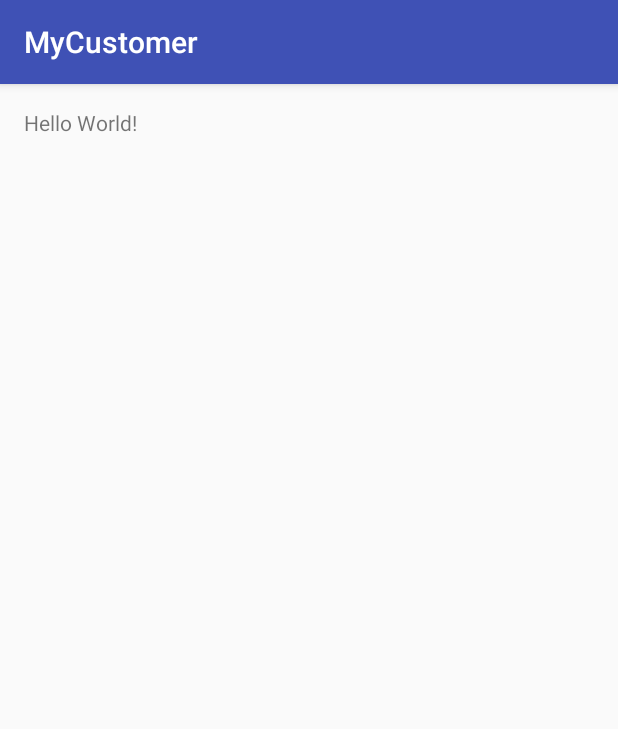
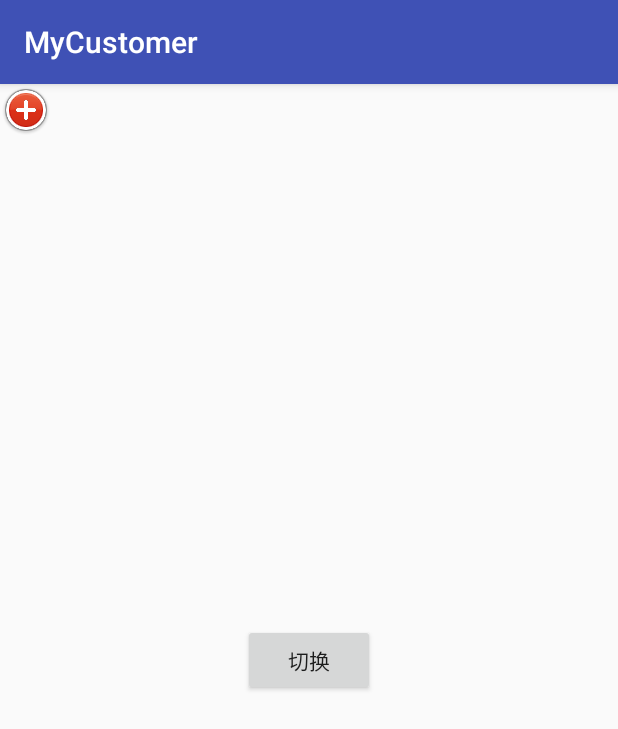
Before and after one commit to zxl430722/MyCustomer, an Android app: the screen it shows after launch (MainActivity), on a phone screen of 412 x 824 dp. Shown: the top 729 px of the screen. Run offline under Robolectric (Android 15) with nearby library versions, the phone set to English and light mode, and no system bars.

Commit message:
新增Satellite

```diff
--- a/app/src/main/java/com/zxl/mycustomer/MainActivity.java
+++ b/app/src/main/java/com/zxl/mycustomer/MainActivity.java
@@ -1,13 +1,53 @@
 package com.zxl.mycustomer;
 
+import android.os.Bundle;
 import android.support.v7.app.AppCompatActivity;
-import android.os.Bundle;
+import android.view.View;
+import android.widget.Button;
+import android.widget.Toast;
+
+import com.zxl.mycustomer.satellite.SatelliteMenu;
+
+import java.util.Random;
 
 public class MainActivity extends AppCompatActivity {
+    private SatelliteMenu satelliteMenu;
+    private Button btn_set_position;
 
     @Override
     protected void onCreate(Bundle savedInstanceState) {
         super.onCreate(savedInstanceState);
         setContentView(R.layout.activity_main);
+        satelliteMenu= (SatelliteMenu) findViewById(R.id.sm_menu);
+        satelliteMenu.setOnMenuItemClickListener(new SatelliteMenu.onMenuItemClickListener() {
+            @Override
+            public void onItemClick(View view, int position) {
+                Toast.makeText(MainActivity.this, view.getTag().toString(), Toast.LENGTH_SHORT).show();
+            }
+        });
+        btn_set_position= (Button) findViewById(R.id.btn_set_position);
+        btn_set_position.setOnClickListener(new View.OnClickListener() {
+            @Override
+            public void onClick(View view) {
+                Random rand=new Random();
+                int position=rand.nextInt(3);
+                switch (position) {
+                    case 0:
+                        satelliteMenu.setPosition(SatelliteMenu.Position.POS_LEFT_TOP);
+                        break;
+
+                    case 1:
+                        satelliteMenu.setPosition(SatelliteMenu.Position.POS_LEFT_BOTTOM);
+                        break;
+                    case 2:
+                        satelliteMenu.setPosition(SatelliteMenu.Position.POS_RIGHT_TOP);
+                        break;
+                    case 3:
+                        satelliteMenu.setPosition(SatelliteMenu.Position.POS_RIGHT_BOTTOM);
+                        break;
+                }
+
+            }
+        });
     }
 }
--- /dev/null
+++ b/app/src/main/java/com/zxl/mycustomer/satellite/SatelliteMenu.java
@@ -0,0 +1,399 @@
+package com.zxl.mycustomer.satellite;
+
+import android.content.Context;
+import android.content.res.TypedArray;
+import android.util.AttributeSet;
+import android.util.TypedValue;
+import android.view.View;
+import android.view.ViewGroup;
+import android.view.animation.AlphaAnimation;
+import android.view.animation.Animation;
+import android.view.animation.AnimationSet;
+import android.view.animation.RotateAnimation;
+import android.view.animation.ScaleAnimation;
+import android.view.animation.TranslateAnimation;
+
+import com.zxl.mycustomer.R;
+
+/**
+ * author: ZXL
+ * created on: 2017/8/11 14:50
+ * description:卫星菜单
+ */
+
+public class SatelliteMenu extends ViewGroup implements View.OnClickListener {
+
+    public enum Position {
+        POS_LEFT_TOP, POS_RIGHT_TOP, POS_LEFT_BOTTOM, POS_RIGHT_BOTTOM
+    }
+    private final int LEFT_TOP = 1001;
+    private final int RIGHT_TOP = 1002;
+    private final int LEFT_BOTTOM = 1003;
+    private final int RIGHT_BOTTOM = 1004;
+    private final int STATUS_OPEN = 0; //菜单的状态 打开
+    private final int STATUS_CLOSE = 1; //菜单的状态 关闭
+    /**
+     * 控件所在位置
+     */
+    private Position mPosition;
+    /**
+     * 控件圆半径
+     */
+    private int mRadius;
+    /**
+     * 菜单打开/关闭状态
+     */
+    private int mStatus;
+    /**
+     * 菜单开关按钮
+     */
+    private View mMenuButton;
+    /**
+     * 按钮点击事件监听
+     */
+    private onMenuItemClickListener mMenuItemClickListener;
+
+    public interface onMenuItemClickListener {
+        /**
+         * @param view
+         * @param position
+         */
+        void onItemClick(View view, int position);
+    }
+
+    public SatelliteMenu(Context context) {
+        this(context,null);
+    }
+
+    public SatelliteMenu(Context context, AttributeSet attrs) {
+        this(context, attrs,0);
+    }
+
+    public SatelliteMenu(Context context, AttributeSet attrs, int defStyleAttr) {
+        super(context, attrs, defStyleAttr);
+
+        TypedArray typedArray = context.obtainStyledAttributes(attrs, R.styleable.SateliteMenu);
+        //位置
+        int position = typedArray.getInt(R.styleable.SateliteMenu_position, LEFT_TOP);
+        //定义半径默认值
+        float defRadius = TypedValue.applyDimension(TypedValue.COMPLEX_UNIT_DIP, 100, context.getResources().getDisplayMetrics());
+
+        switch (position) {
+            case LEFT_TOP:
+                mPosition = Position.POS_LEFT_TOP;
+                break;
+            case RIGHT_TOP:
+                mPosition = Position.POS_RIGHT_TOP;
+                break;
+            case LEFT_BOTTOM:
+                mPosition = Position.POS_LEFT_BOTTOM;
+                break;
+            case RIGHT_BOTTOM:
+                mPosition = Position.POS_RIGHT_BOTTOM;
+                break;
+        }
+        mRadius = (int) typedArray.getDimension(R.styleable.SateliteMenu_radius, defRadius);
+
+        typedArray.recycle(); //回收
+
+        mStatus = STATUS_CLOSE; //默认关闭状态
+    }
+
+    /**
+     * 设置按钮点击事件监听
+     * @param menuItemClickListener
+     */
+    public void setOnMenuItemClickListener(onMenuItemClickListener menuItemClickListener) {
+        this.mMenuItemClickListener = menuItemClickListener;
+    }
+
+    /**
+     * 设置位置，重新布局
+     * @param position
+     */
+    public void setPosition(Position position) {
+        if (mPosition == position) {
+            return;
+        }
+        this.mPosition = position;
+
+        View child;
+        int count = getChildCount();
+        for (int i = 0; i < count; i++) {
+            child = getChildAt(i);
+            child.clearAnimation();
+        }
+        mStatus=STATUS_CLOSE;
+        //invalidate(); //会触发 测量、布局和绘制
+        requestLayout(); //这里只要请求布局
+    }
+
+    @Override
+    protected void onMeasure(int widthMeasureSpec, int heightMeasureSpec) {
+        super.onMeasure(widthMeasureSpec, heightMeasureSpec);
+        //测量子view
+        for (int i = 0, count = getChildCount(); i < count; i++) {
+            //需要传入父view的spec
+            measureChild(getChildAt(i), widthMeasureSpec, heightMeasureSpec);
+        }
+    }
+
+    @Override
+    protected void onLayout(boolean changed, int l, int t, int r, int b) {
+        layoutMenuButton();
+        /*
+        分析：
+            menuButton距离每个item为radius。
+            到item作直线，其夹角，应为90度均分。90/(item-1)=每个夹角的度数。
+            有角度，就能求出正弦值sina。
+            根据正弦公式：sina=a/c，且已知c=radius，求出a边长，即x坐标。
+            有角度，就能求出正弦值cosa。
+            余弦公式：cosa=b/c,且已知radius(斜边)，求出b边长，即y坐标
+         */
+        int count = getChildCount();
+        double angle = 90.0f / (count - 2);//这里-2，是多减去了一个menuButton
+        View child;
+        int w,h;
+        for (int i = 1; i < count; i++) {
+            child = getChildAt(i);
+            child.setVisibility(View.GONE);
+            w = child.getMeasuredWidth();
+            h = child.getMeasuredHeight();
+            double sin = 0, cos = 0;
+            //Math.toRadians：math.pi/180 * angle = 弧度   angel/180*pi<==>angel*pi/180
+            sin = Math.sin(Math.toRadians(angle * (i - 1))); //第i个角度的 sin(0)=0   i-1即从0开始,会有与屏幕直角边平行的 math.sin需要传弧度值
+            cos = Math.cos(Math.toRadians(angle * (i - 1)));// 邻直角边/斜边   cos(0)=1
+            l = (int) (mRadius * sin); //对横边长
+            t = (int) (mRadius * cos); //邻纵边长
+
+            //左上，左下 left值 就是上面的l l递增    符合默认变化规则
+            //左上，右上 top值 就是上面的t  t递减    符合默认变化规则
+
+            //右上、右下 left值一样: 从右向左 递减
+            if (mPosition == Position.POS_RIGHT_TOP || mPosition == Position.POS_RIGHT_BOTTOM) {
+                l = getMeasuredWidth() - w - l;
+            }
+            //左下、右下 top值一样: 从上向下 递增
+            if (mPosition == Position.POS_LEFT_BOTTOM || mPosition == Position.POS_RIGHT_BOTTOM) {
+                t = getMeasuredHeight() - h - t;
+            }
+
+            child.layout(l, t, l + w, t + h);
+
+            final int pos = i;
+            child.setOnClickListener(new OnClickListener() {
+                @Override
+                public void onClick(View v) {
+                    if (mMenuItemClickListener != null) {
+                        mMenuItemClickListener.onItemClick(v, pos);
+                        itemAnim(pos);
+                    }
+                    mStatus = STATUS_CLOSE; //关闭状态
+                }
+            });
+
+        }
+
+    }
+
+    @Override
+    public void onClick(View view) {
+        rotateMenuBotton(mMenuButton, 360, 500);
+        toggleMenu(500);
+
+    }
+
+    private void rotateMenuBotton(View view, int angle, int duration) {
+        RotateAnimation anim = new RotateAnimation(
+                0, angle, Animation.RELATIVE_TO_SELF, 0.5f,Animation.RELATIVE_TO_SELF, 0.5f);
+        anim.setDuration(duration);
+        anim.setFillAfter(true); //view保持在动画结束位置
+        view.startAnimation(anim);
+    }
+
+    private void layoutMenuButton(){
+        mMenuButton = getChildAt(0);
+        int l = 0, t = 0;
+        int w = mMenuButton.getMeasuredWidth();
+        int h = mMenuButton.getMeasuredHeight();
+        switch (mPosition) {
+            case POS_LEFT_TOP:
+                l = t = 0;
+                break;
+            case POS_RIGHT_TOP:
+                l = getMeasuredWidth() - w;
+                t = 0;
+                break;
+            case POS_LEFT_BOTTOM:
+                l = 0;
+                t = getMeasuredHeight() - h;
+                break;
+            case POS_RIGHT_BOTTOM:
+                l = getMeasuredWidth() - w;
+                t = getMeasuredHeight() - h;
+                break;
+        }
+        mMenuButton.layout(l, t, w + l, h + t);
+
+        mMenuButton.setOnClickListener(this);
+    }
+
+    /**
+     * 展开/隐藏子菜单
+     * 子菜单动画 平移
+     */
+    private void toggleMenu(int duration) {
+
+        int count = getChildCount();
+        for (int i = 1; i < count; i++) {
+            final View child = getChildAt(i);
+            /*
+               平移动画 以layout中计算的长度 再乘以1或-1
+               close：
+                   左上   r->l b->t
+                   右上   l->r b->t
+                   左下   r->l t->b
+                   右下   l->r t->b
+               open：
+                   左上
+                   右上
+                   左下
+                   右下
+
+                */
+            int xflag = 1, yflag = 1;
+            //
+            if (mPosition == Position.POS_LEFT_TOP || mPosition == Position.POS_LEFT_BOTTOM) {
+                xflag = -1;
+            }
+            //
+            if (mPosition == Position.POS_LEFT_TOP || mPosition == Position.POS_RIGHT_TOP) {
+                yflag = -1;
+            }
+
+            double angle = 90 / (count - 2);
+            /*
+             一个圆的弧度是2π,角度是360°   π/2即90度的弧度
+             */
+            int oppositeLen = (int) (mRadius * Math.sin(Math.PI / 2 / (count - 2) * (i - 1))); //对边 横向
+            int adjacentLen = (int) (mRadius * Math.cos(Math.PI / 2 / (count - 2) * (i - 1))); //邻边 纵向
+            /*
+             一个圆的弧度是2π,角度是360°  π/180，每角度对应的弧度   然后乘以角度数=其所对应的弧度
+             */
+            //int oppositeLen = (int) (mRadius * Math.sin(angle * Math.PI / 180 * (i-1))); //对边 横向
+            //int adjacentLen = (int) (mRadius * Math.cos(angle * Math.PI / 180 * (i-1))); //邻边 纵向
+
+            int stopx = xflag * oppositeLen;
+            int stopy = yflag * adjacentLen;
+            AnimationSet set = new AnimationSet(true);
+            if (mStatus == STATUS_OPEN) {//如是打开，则要关闭
+                //4个值是起始点和结束点,相对于自身x、y的距离
+                TranslateAnimation tranAnim = new TranslateAnimation(0, stopx, 0, stopy);
+                tranAnim.setStartOffset(mRadius/6);//偏移
+                set.addAnimation(tranAnim);
+                AlphaAnimation alphaAnim = new AlphaAnimation(1.0f, 0);
+                set.addAnimation(alphaAnim);
+                set.setAnimationListener(new Animation.AnimationListener() {
+                    @Override
+                    public void onAnimationStart(Animation animation) {
+                        setItemClickable(child, false);
+                    }
+
+                    @Override
+                    public void onAnimationEnd(Animation animation) {
+
+                    }
+
+                    @Override
+                    public void onAnimationRepeat(Animation animation) {
+
+                    }
+                });
+
+            } else { //要打开
+                TranslateAnimation tranAnim = new TranslateAnimation(stopx, 0, stopy, 0);
+                set.addAnimation(tranAnim);
+                AlphaAnimation alphaAnim = new AlphaAnimation(0.0f, 1.0f);
+                set.addAnimation(alphaAnim);
+                set.setAnimationListener(new Animation.AnimationListener() {
+                    @Override
+                    public void onAnimationStart(Animation animation) {
+                        setItemClickable(child, false);
+                    }
+
+                    @Override
+                    public void onAnimationEnd(Animation animation) {
+                        setItemClickable(child, true);
+                    }
+
+                    @Override
+                    public void onAnimationRepeat(Animation animation) {
+
+                    }
+                });
+            }
+
+            set.setDuration(duration);
+            set.setFillAfter(true);
+            child.startAnimation(set);
+
+        }
+
+        if (mStatus == STATUS_OPEN) {
+            mStatus = STATUS_CLOSE;
+        } else {
+            mStatus = STATUS_OPEN;
+        }
+    }
+
+
+    /**
+     * item点击动画
+     * @param position
+     */
+    private void itemAnim(int position) {
+        View child;
+        int count = getChildCount();
+        for (int i = 1; i < count; i++) {
+            child = getChildAt(i);
+            if (position == i) {
+                scaleBigAnim(child);
+            } else {
+                scaleSmallAnim(child);
+            }
+            setItemClickable(child, false);
+        }
+    }
+
+    private void scaleBigAnim(View view) {
+        ScaleAnimation scaleAnim = new ScaleAnimation(
+                1.0f, 3f, 1.0f, 3f,
+                Animation.RELATIVE_TO_SELF, 0.5f, Animation.RELATIVE_TO_SELF, 0.5f);
+        AlphaAnimation alphaAnim = new AlphaAnimation(1.0f, 0);
+        AnimationSet set = new AnimationSet(true);
+        set.addAnimation(alphaAnim);
+        set.addAnimation(scaleAnim);
+        set.setDuration(800);
+        set.setFillAfter(true);
+        view.startAnimation(set);
+    }
+
+    private void scaleSmallAnim(View view) {
+        ScaleAnimation scaleAnim = new ScaleAnimation(
+                1.0f, 0, 1.0f, 0,
+                Animation.RELATIVE_TO_SELF, 0.5f, Animation.RELATIVE_TO_SELF, 0.5f);
+        AlphaAnimation alphaAnim = new AlphaAnimation(1.0f, 0);
+        AnimationSet set = new AnimationSet(true);
+        set.addAnimation(alphaAnim);
+        set.addAnimation(scaleAnim);
+        set.setFillAfter(true);
+        set.setDuration(500);
+        view.startAnimation(set);
+    }
+
+    private void setItemClickable(View view, boolean flag) {
+        view.setClickable(flag);
+        view.setFocusable(flag);
+    }
+
+}
--- /dev/null
+++ b/app/src/main/res/drawable/composer_button.xml
@@ -0,0 +1,5 @@
+<?xml version="1.0" encoding="UTF-8"?>
+<selector xmlns:android="http://schemas.android.com/apk/res/android">
+    <item android:drawable="@drawable/composer_button_normal" android:state_pressed="false"/>
+    <item android:drawable="@drawable/composer_button_pressed" android:state_pressed="true"/>
+</selector>
--- /dev/null
+++ b/app/src/main/res/drawable/composer_icn_plus.xml
@@ -0,0 +1,5 @@
+<?xml version="1.0" encoding="UTF-8"?>
+<selector xmlns:android="http://schemas.android.com/apk/res/android">
+    <item android:drawable="@drawable/composer_icn_plus_normal" android:state_pressed="false"/>
+    <item android:drawable="@drawable/composer_icn_plus_pressed" android:state_pressed="true"/>
+</selector>
--- a/app/src/main/res/layout/activity_main.xml
+++ b/app/src/main/res/layout/activity_main.xml
@@ -2,17 +2,76 @@
 <RelativeLayout
     xmlns:android="http://schemas.android.com/apk/res/android"
     xmlns:tools="http://schemas.android.com/tools"
+    xmlns:smenu="http://schemas.android.com/apk/res-auto"
     android:id="@+id/activity_main"
     android:layout_width="match_parent"
     android:layout_height="match_parent"
-    android:paddingBottom="@dimen/activity_vertical_margin"
-    android:paddingLeft="@dimen/activity_horizontal_margin"
-    android:paddingRight="@dimen/activity_horizontal_margin"
-    android:paddingTop="@dimen/activity_vertical_margin"
     tools:context="com.zxl.mycustomer.MainActivity">
 
-    <TextView
+    <com.zxl.mycustomer.satellite.SatelliteMenu
+        android:id="@+id/sm_menu"
+        android:layout_width="match_parent"
+        android:layout_height="match_parent"
+        smenu:position="left_top"
+        smenu:radius="120dp"
+        android:layout_alignParentTop="true"
+        android:layout_alignParentStart="true">
+        <RelativeLayout
+            android:layout_width="wrap_content"
+            android:layout_height="wrap_content"
+            android:background="@drawable/composer_button">
+
+            <ImageView
+                android:id="@+id/iv_plus"
+                android:layout_width="wrap_content"
+                android:layout_height="wrap_content"
+                android:layout_centerInParent="true"
+                android:src="@drawable/composer_icn_plus" />
+        </RelativeLayout>
+
+        <ImageView
+            android:layout_width="wrap_content"
+            android:layout_height="wrap_content"
+            android:src="@drawable/composer_music"
+            android:tag="music" />
+
+        <ImageView
+            android:layout_width="wrap_content"
+            android:layout_height="wrap_content"
+            android:src="@drawable/composer_place"
+            android:tag="place" />
+
+        <ImageView
+            android:layout_width="wrap_content"
+            android:layout_height="wrap_content"
+            android:src="@drawable/composer_sleep"
+            android:tag="sleep" />
+
+        <ImageView
+            android:layout_width="wrap_content"
+            android:layout_height="wrap_content"
+            android:src="@drawable/composer_thought"
+            android:tag="thought" />
+
+        <ImageView
+            android:layout_width="wrap_content"
+            android:layout_height="wrap_content"
+            android:src="@drawable/composer_camera"
+            android:tag="camera" />
+
+        <ImageView
+            android:layout_width="wrap_content"
+            android:layout_height="wrap_content"
+            android:src="@drawable/composer_with"
+            android:tag="with" />
+
+    </com.zxl.mycustomer.satellite.SatelliteMenu>
+
+    <Button
+        android:id="@+id/btn_set_position"
         android:layout_width="wrap_content"
         android:layout_height="wrap_content"
-        android:text="Hello World!"/>
+        android:text="切换"
+        android:layout_centerInParent="true"/>
+
 </RelativeLayout>
```
Also changed, not shown: app/src/main/res/values/attrs.xml (added, +16 -0 lines), app/src/main/res/drawable-hdpi/composer_button_normal.png (added), app/src/main/res/drawable-hdpi/composer_button_pressed.png (added), app/src/main/res/drawable-hdpi/composer_camera.png (added), app/src/main/res/drawable-hdpi/composer_icn_plus_normal.png (added), app/src/main/res/drawable-hdpi/composer_icn_plus_pressed.png (added), app/src/main/res/drawable-hdpi/composer_music.png (added), app/src/main/res/drawable-hdpi/composer_place.png (added), app/src/main/res/drawable-hdpi/composer_sleep.png (added), app/src/main/res/drawable-hdpi/composer_thought.png (added), app/src/main/res/drawable-hdpi/composer_with.png (added).
